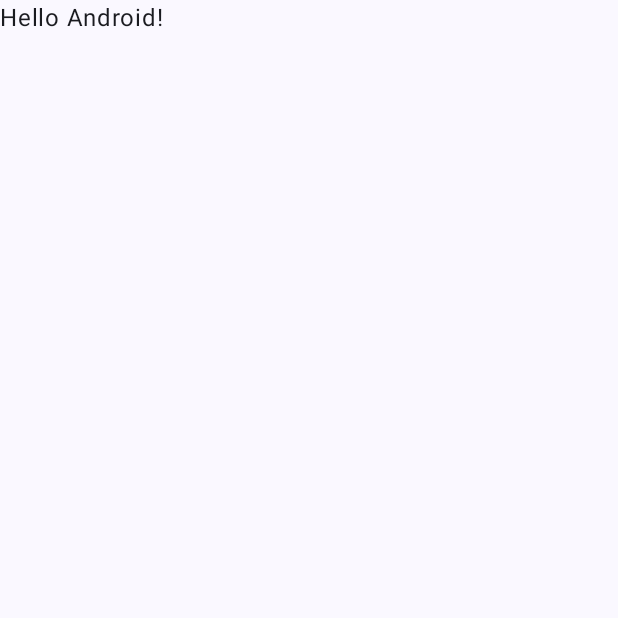
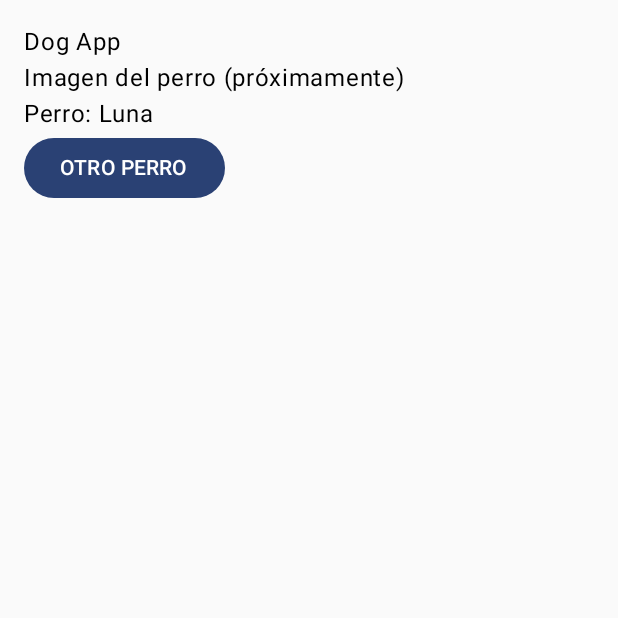
Before and after one commit to Ofelixxa/DogAppMVVM, an Android app built with Jetpack Compose: the screen it shows after launch (MainActivity), on a phone screen of 412 x 824 dp, the top half of it. Before the commit the part shown is almost empty. Run offline under Robolectric (Android 15) with nearby library versions, the phone set to English and light mode, and no system bars.

Commit message:
Parte 1: Interfaz Compose y DogViewModel con datos locales

```diff
--- a/app/build.gradle.kts
+++ b/app/build.gradle.kts
@@ -52,4 +52,5 @@ dependencies {
     androidTestImplementation(libs.androidx.junit)
     debugImplementation(libs.androidx.compose.ui.test.manifest)
     debugImplementation(libs.androidx.compose.ui.tooling)
+    implementation("androidx.lifecycle:lifecycle-viewmodel-compose:2.9.4")
 }
--- /dev/null
+++ b/app/src/main/java/com/example/dogappmvvm/DogScreen.kt
@@ -0,0 +1,29 @@
+package com.example.dogappmvvm
+
+import androidx.compose.foundation.layout.Column
+import androidx.compose.foundation.layout.fillMaxSize
+import androidx.compose.foundation.layout.padding
+import androidx.compose.foundation.layout.safeDrawingPadding
+import androidx.compose.material3.Button
+import androidx.compose.material3.Text
+import androidx.compose.runtime.Composable
+import androidx.compose.ui.Modifier
+import androidx.compose.ui.unit.dp
+import androidx.lifecycle.viewmodel.compose.viewModel
+
+@Composable
+fun DogScreen(vm: DogViewModel = viewModel()) {
+    Column(
+        modifier = Modifier
+            .fillMaxSize()
+            .safeDrawingPadding()
+            .padding(16.dp)
+    ) {
+        Text("Dog App")
+        Text("Imagen del perro (próximamente)")
+        Text("Perro: ${vm.perro}")
+        Button(onClick = { vm.cambiarPerro() }) {
+            Text("OTRO PERRO")
+        }
+    }
+}
--- /dev/null
+++ b/app/src/main/java/com/example/dogappmvvm/DogViewModel.kt
@@ -0,0 +1,19 @@
+package com.example.dogappmvvm
+
+import androidx.compose.runtime.getValue
+import androidx.compose.runtime.mutableStateOf
+import androidx.compose.runtime.setValue
+import androidx.lifecycle.ViewModel
+
+class DogViewModel : ViewModel() {
+    private val perros = listOf("Luna", "Max", "Nala", "Rocky")
+    private var indice = 0
+
+    var perro by mutableStateOf(perros[indice])
+        private set
+
+    fun cambiarPerro() {
+        indice = (indice + 1) % perros.size
+        perro = perros[indice]
+    }
+}
--- a/app/src/main/java/com/example/dogappmvvm/MainActivity.kt
+++ b/app/src/main/java/com/example/dogappmvvm/MainActivity.kt
@@ -19,12 +19,7 @@ class MainActivity : ComponentActivity() {
         enableEdgeToEdge()
         setContent {
             DogAppMVVMTheme {
-                Scaffold(modifier = Modifier.fillMaxSize()) { innerPadding ->
-                    Greeting(
-                        name = "Android",
-                        modifier = Modifier.padding(innerPadding)
-                    )
-                }
+                DogScreen()
             }
         }
     }
```
